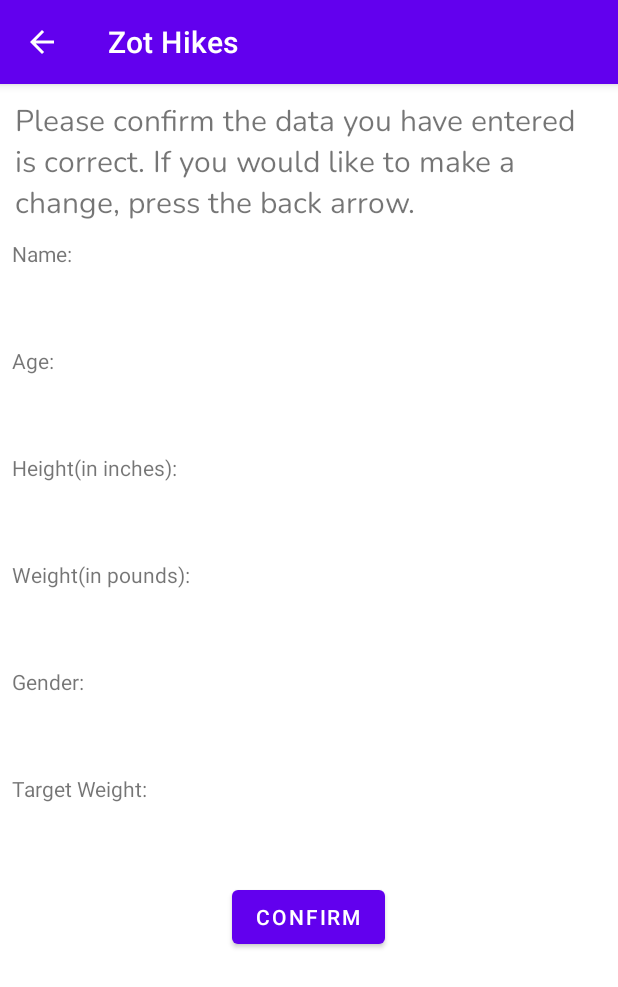
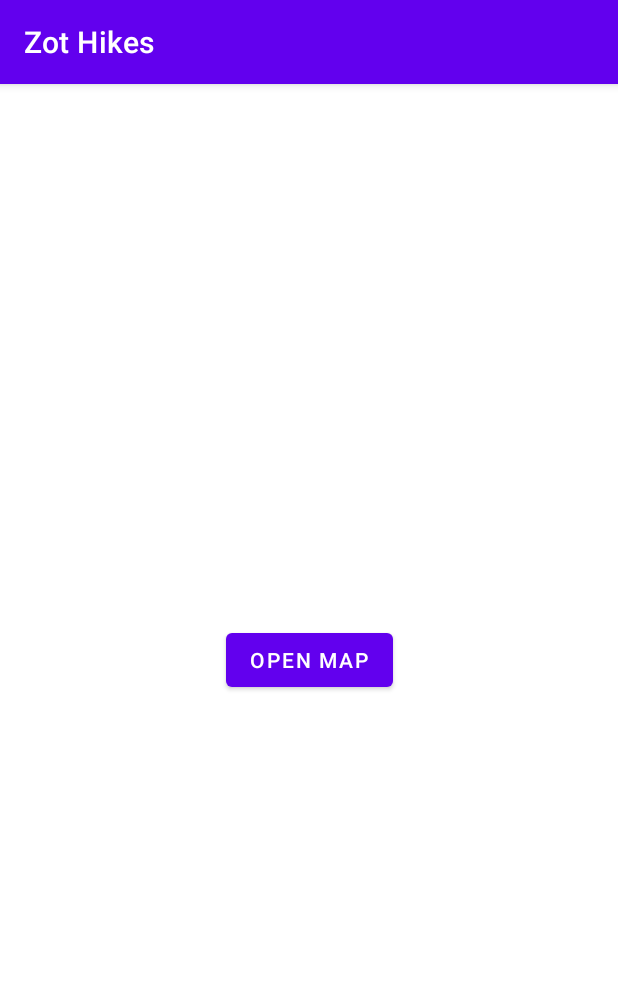
Before and after one commit to allanwu12321/zothikes, an Android app: the DisplayUserInfo screen opened directly, with no data from a screen before it, after a tap on "CONFIRM", on a phone screen of 412 x 824 dp. Shown: the top 987 px of the screen. Run offline under Robolectric (Android 15) with nearby library versions, the phone set to English and light mode, and no system bars.

Commit message:
added main menu and map

```diff
--- a/app/build.gradle
+++ b/app/build.gradle
@@ -33,12 +33,18 @@ android {
 }
 
 dependencies {
+    //geeksforgeeks
+    implementation 'com.google.android.gms:play-services-location:17.0.0'
+    testImplementation 'junit:junit:4.12'
+    androidTestImplementation 'androidx.test.ext:junit:1.1.1'
+    androidTestImplementation 'androidx.test.espresso:espresso-core:3.2.0'
 
     implementation "org.jetbrains.kotlin:kotlin-stdlib:$kotlin_version"
     implementation 'androidx.core:core-ktx:1.3.2'
     implementation 'androidx.appcompat:appcompat:1.2.0'
     implementation 'com.google.android.material:material:1.3.0'
     implementation 'androidx.constraintlayout:constraintlayout:2.0.4'
+    implementation 'com.google.android.gms:play-services-maps:17.0.0'
     testImplementation 'junit:junit:4.+'
     androidTestImplementation 'androidx.test.ext:junit:1.1.2'
     androidTestImplementation 'androidx.test.espresso:espresso-core:3.3.0'
--- a/app/src/main/java/com/example/zothikes/DisplayUserInfo.kt
+++ b/app/src/main/java/com/example/zothikes/DisplayUserInfo.kt
@@ -1,5 +1,6 @@
 package com.example.zothikes
 
+import android.content.Intent
 import android.os.Bundle
 import android.widget.Button
 import android.widget.TextView
@@ -8,8 +9,8 @@ import androidx.appcompat.app.AppCompatActivity
 
 /**
  * to do:
- * button should start new map activity with the hiking trails
  * if possible make it so user doesn't have to retype everything after hitting back button
+ * FIX BUTTON
  */
 
 class DisplayUserInfo : AppCompatActivity() {
@@ -20,6 +21,8 @@ class DisplayUserInfo : AppCompatActivity() {
         //confirm button code
         findViewById<Button>(R.id.confirm_button).setOnClickListener{
             Toast.makeText(this, "Information confirmed.", Toast.LENGTH_SHORT).show()
+            val intent = Intent(this, MainMenu::class.java).apply{}
+            startActivity(intent)
         }
 
         //set TextViews to user data from previous activity
--- a/app/src/main/java/com/example/zothikes/MainActivity.kt
+++ b/app/src/main/java/com/example/zothikes/MainActivity.kt
@@ -12,6 +12,7 @@ import androidx.appcompat.app.AppCompatActivity
  * to do:
  * create an app icon
  * make toast darker to cover button
+ * FIX BUTTON
  */
 
 class MainActivity : AppCompatActivity() {
--- /dev/null
+++ b/app/src/main/java/com/example/zothikes/MainMenu.kt
@@ -0,0 +1,20 @@
+package com.example.zothikes
+
+import android.content.Intent
+import android.os.Bundle
+import android.widget.Button
+import androidx.appcompat.app.AppCompatActivity
+
+class MainMenu : AppCompatActivity() {
+
+    override fun onCreate(savedInstanceState: Bundle?) {
+        super.onCreate(savedInstanceState)
+        setContentView(R.layout.activity_main_menu)
+        findViewById<Button>(R.id.open_map_button).setOnClickListener{
+            val intent = Intent(this, NearbyMap::class.java).apply{}
+            startActivity(intent)
+        }
+    }
+
+
+}
--- a/app/src/main/res/layout/activity_display_user_info.xml
+++ b/app/src/main/res/layout/activity_display_user_info.xml
@@ -15,6 +15,13 @@
         android:layout_height="wrap_content"
         android:text="@string/confirmation_prompt"
         android:textSize="20sp" />
+
+    <Button
+        android:id="@+id/confirm_button"
+        android:layout_width="wrap_content"
+        android:layout_height="wrap_content"
+        android:layout_gravity="center_horizontal"
+        android:text="@string/confirm_button_prompt" />
 
     <TextView
         android:id="@+id/name_prompt"
@@ -112,11 +119,4 @@
         android:textSize="24sp"
         android:textStyle="bold" />
 
-    <Button
-        android:id="@+id/confirm_button"
-        android:layout_width="wrap_content"
-        android:layout_height="wrap_content"
-        android:layout_gravity="center_horizontal"
-        android:text="@string/confirm_button_prompt" />
-
 </LinearLayout>
--- /dev/null
+++ b/app/src/main/res/layout/activity_main_menu.xml
@@ -0,0 +1,18 @@
+<?xml version="1.0" encoding="utf-8"?>
+<androidx.constraintlayout.widget.ConstraintLayout xmlns:android="http://schemas.android.com/apk/res/android"
+    xmlns:app="http://schemas.android.com/apk/res-auto"
+    xmlns:tools="http://schemas.android.com/tools"
+    android:layout_width="match_parent"
+    android:layout_height="match_parent"
+    tools:context=".MainMenu">
+
+    <Button
+        android:id="@+id/open_map_button"
+        android:layout_width="wrap_content"
+        android:layout_height="wrap_content"
+        android:text="@string/open_map"
+        app:layout_constraintBottom_toBottomOf="parent"
+        app:layout_constraintEnd_toEndOf="parent"
+        app:layout_constraintStart_toStartOf="parent"
+        app:layout_constraintTop_toTopOf="parent" />
+</androidx.constraintlayout.widget.ConstraintLayout>
--- a/app/src/main/res/values/strings.xml
+++ b/app/src/main/res/values/strings.xml
@@ -17,4 +17,7 @@
     <string name="finish_button">Finish</string>
     <string name="confirmation_prompt">Please confirm the data you have entered is correct. If you would like to make a change, press the back arrow.</string>
     <string name="confirm_button_prompt">Confirm</string>
+    <string name="title_activity_nearby_map">Map</string>
+    <string name="open_map">Open Map</string>
+    <string name="title_activity_maps">Map</string>
 </resources>
```
Also changed, not shown: app/src/debug/res/values/google_maps_api.xml (added, +24 -0 lines), app/src/main/AndroidManifest.xml (+36 -1 lines), app/src/main/java/com/example/zothikes/NearbyMap.kt (added, +91 -0 lines), app/src/main/res/layout/activity_main.xml (+7 -6 lines), app/src/main/res/layout/activity_nearby_map.xml (added, +9 -0 lines), 1 other file.
